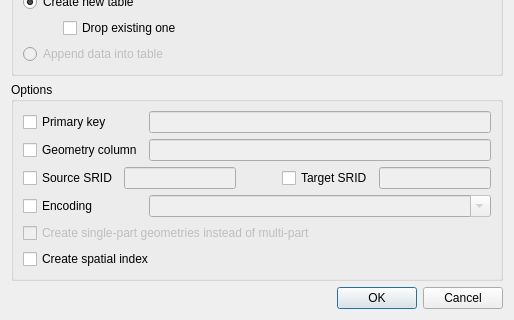
Old version of the form db_manager/ui/DlgImportVector.ui in the repository qgis/db_manager_plugin; both pictures show x 0 to 514 and y 270 to 590 of the 514 by 590 pixel window.
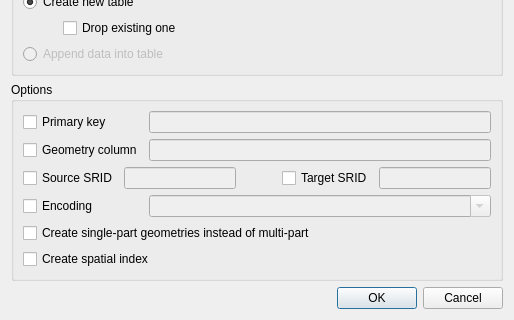
New version of the form.

Commit message: import vector layer: allow to create single-part geometries from shapefile (follow 08e844f6d06)

Diff of the .ui file:
```diff
--- a/db_manager/ui/DlgImportVector.ui
+++ b/db_manager/ui/DlgImportVector.ui
@@ -302,9 +302,6 @@
       </item>
       <item row="4" column="0" colspan="2">
        <widget class="QCheckBox" name="chkSinglePart">
-        <property name="enabled">
-         <bool>false</bool>
-        </property>
         <property name="text">
          <string>Create single-part geometries instead of multi-part</string>
         </property>
```
Left out of the diff: 6 changed lines with no effect on the pictures. The commit also changes 1 other file.
